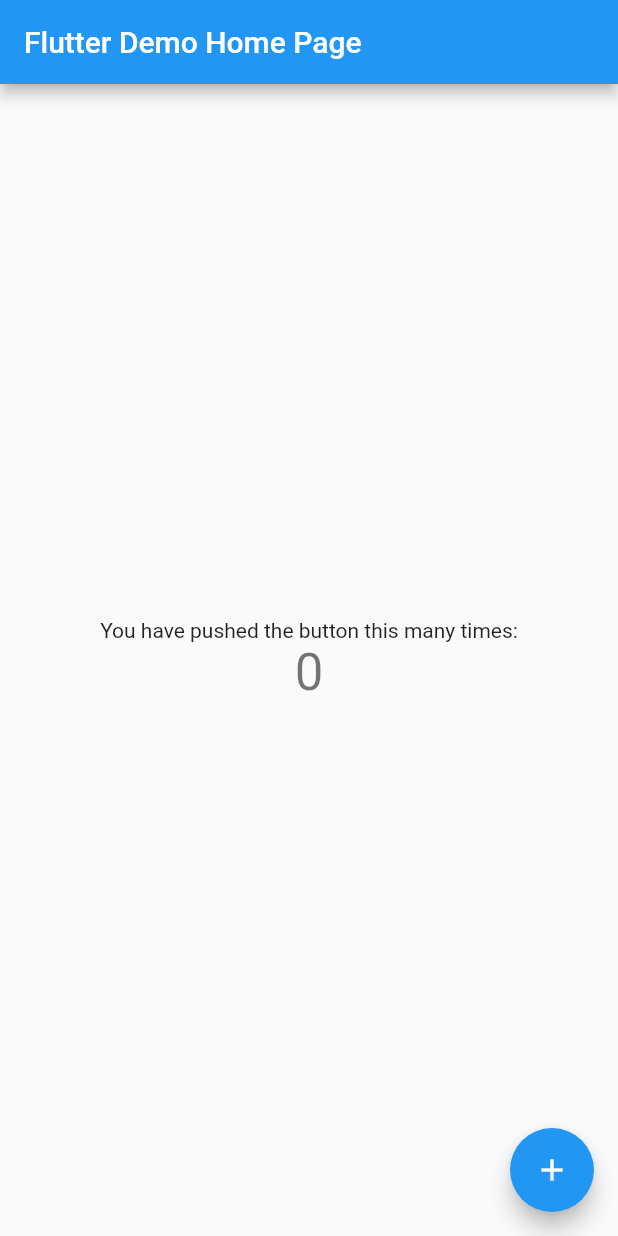
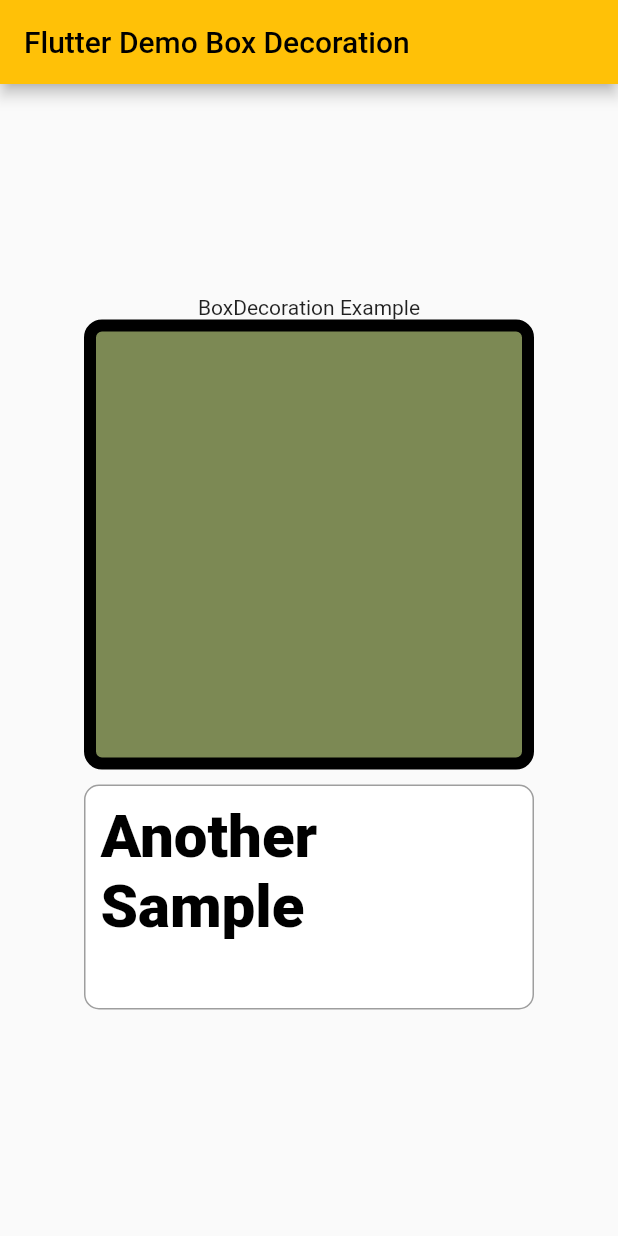
Before and after one commit to sanjibsinha/flutter_three_new, a Flutter app: the screen it shows after launch, on a phone screen of 412 x 824 dp. Run offline on Flutter 3.47's test engine with Material 2 defaults, Android fonts, the phone set to English and light mode, and no system bars.

Commit message:
first to box

```diff
--- a/lib/main.dart
+++ b/lib/main.dart
@@ -11,10 +11,8 @@ class MyApp extends StatelessWidget {
   Widget build(BuildContext context) {
     return MaterialApp(
       title: 'Flutter Demo',
-      theme: ThemeData(
-        primarySwatch: Colors.blue,
-      ),
-      home: const MyHomePage(title: 'Flutter Demo Home Page'),
+      theme: _appTheme,
+      home: const MyHomePage(title: 'Flutter Demo Box Decoration'),
     );
   }
 }
@@ -28,15 +26,18 @@ class MyHomePage extends StatefulWidget {
   State<MyHomePage> createState() => _MyHomePageState();
 }
 
+final _appTheme = ThemeData(
+  primarySwatch: Colors.amber,
+  textTheme: const TextTheme(
+    displayLarge: TextStyle(
+      fontWeight: FontWeight.w900,
+      fontSize: 40,
+      color: Colors.black,
+    ),
+  ),
+);
+
 class _MyHomePageState extends State<MyHomePage> {
-  int _counter = 0;
-
-  void _incrementCounter() {
-    setState(() {
-      _counter++;
-    });
-  }
-
   @override
   Widget build(BuildContext context) {
     return Scaffold(
@@ -48,19 +49,40 @@ class _MyHomePageState extends State<MyHomePage> {
           mainAxisAlignment: MainAxisAlignment.center,
           children: <Widget>[
             const Text(
-              'You have pushed the button this many times:',
+              'BoxDecoration Example',
             ),
-            Text(
-              '$_counter',
-              style: Theme.of(context).textTheme.headline4,
+            Container(
+              width: 300,
+              height: 300,
+              decoration: BoxDecoration(
+                color: const Color(0xff7c8954),
+                border: Border.all(
+                  width: 8,
+                ),
+                borderRadius: BorderRadius.circular(12),
+              ),
             ),
+            Container(
+              decoration: BoxDecoration(
+                color: Colors.white,
+                border: Border.all(color: Colors.grey),
+                borderRadius: BorderRadius.circular(10),
+              ),
+              margin: const EdgeInsets.all(10),
+              padding: const EdgeInsets.all(10),
+              height: 150,
+              width: 300,
+              child: const Text(
+                'Another Sample',
+                style: TextStyle(
+                  fontWeight: FontWeight.w900,
+                  fontSize: 40,
+                  color: Colors.black,
+                ),
+              ),
+            )
           ],
         ),
-      ),
-      floatingActionButton: FloatingActionButton(
-        onPressed: _incrementCounter,
-        tooltip: 'Increment',
-        child: const Icon(Icons.add),
       ),
     );
   }
```
